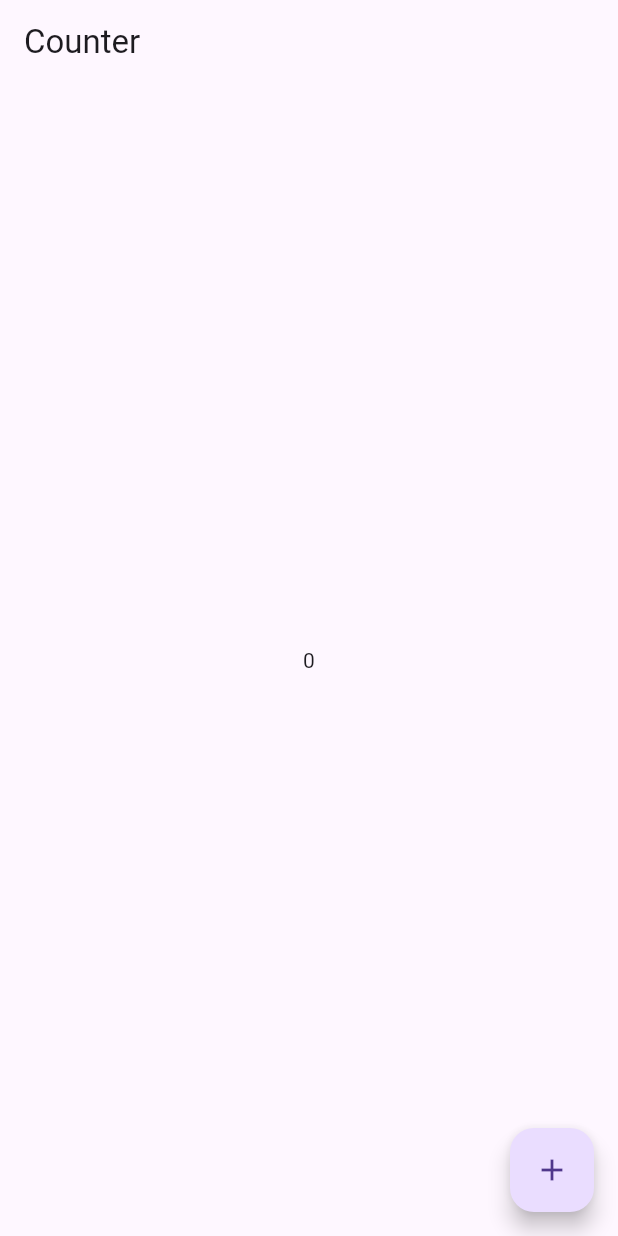
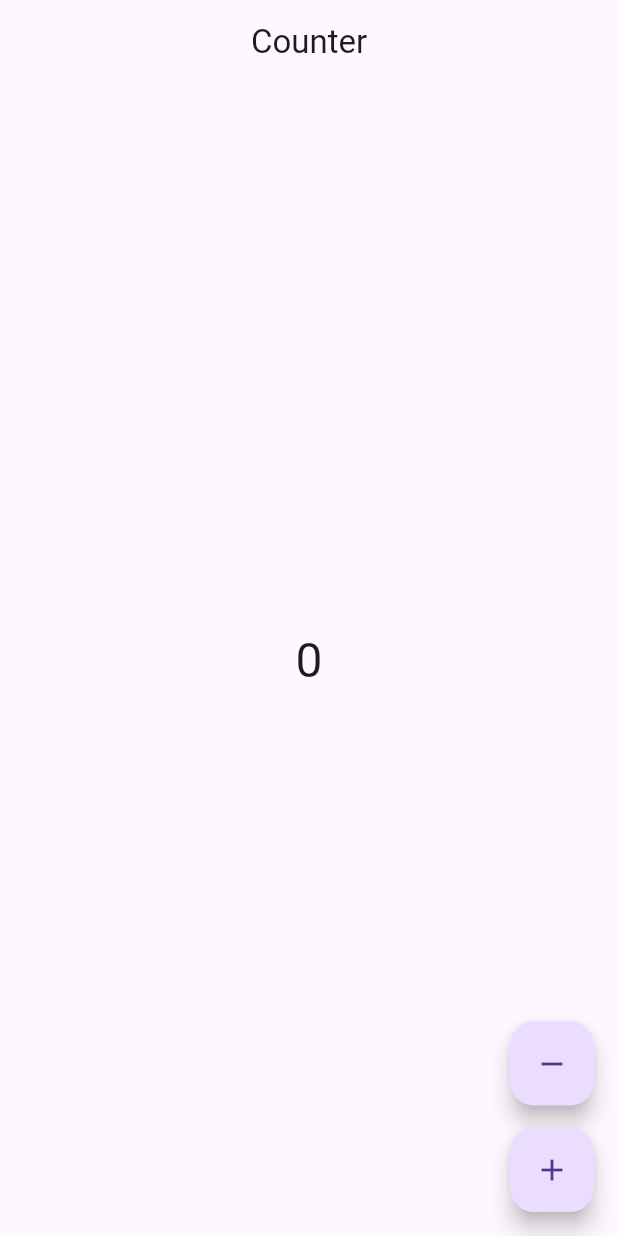
Before and after one commit to dwaipayan7/bloc_simple, a Flutter app: the screen it shows after launch, on a phone screen of 412 x 824 dp. Run offline on Flutter 3.47's test engine with Material 3 defaults, Android fonts, the phone set to English and light mode, and no system bars; our stand-ins replace bloc, equatable; missing offline and left inert: bloc_test.

```diff
--- a/lib/main.dart
+++ b/lib/main.dart
@@ -9,7 +9,11 @@ class MyApp extends StatelessWidget {
 
   @override
   Widget build(BuildContext context) {
-    return MaterialApp(title: 'Flutter Counter Demo', home: CounterScreen());
+    return MaterialApp(
+      debugShowCheckedModeBanner: false,
+      title: 'Flutter Counter Demo',
+      home: CounterScreen(),
+    );
   }
 }
 
@@ -29,14 +33,42 @@ class _CounterScreenState extends State<CounterScreen> {
     });
   }
 
+  void _decrement() {
+    setState(() {
+      if (_count == 0) {
+        _count = 0;
+      } else {
+        _count--;
+      }
+    });
+  }
+
   @override
   Widget build(BuildContext context) {
     return Scaffold(
-      appBar: AppBar(title: const Text('Counter')),
-      body: Center(child: Text('$_count')),
-      floatingActionButton: FloatingActionButton(
-        onPressed: _increment,
-        child: const Icon(Icons.add),
+      appBar: AppBar(title: const Text('Counter'), centerTitle: true),
+      body: Center(
+        child: Text(
+          '$_count',
+          style: Theme.of(context).textTheme.headlineLarge,
+        ),
+      ),
+      floatingActionButton: Column(
+        mainAxisAlignment: MainAxisAlignment.end,
+        children: [
+          FloatingActionButton(
+            onPressed: () {
+              _decrement();
+            },
+            child: Icon(Icons.remove),
+          ),
+          SizedBox(height: 15),
+
+          FloatingActionButton(
+            onPressed: _increment,
+            child: const Icon(Icons.add),
+          ),
+        ],
       ),
     );
   }
```
